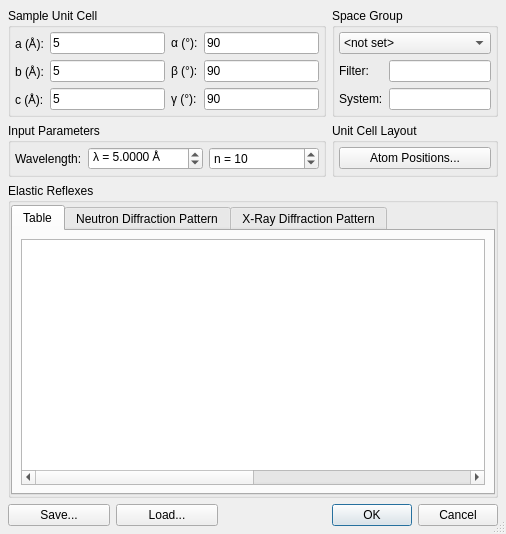
First picture: the form in ui/powder.ui, repository tweber-ill/frm_mirror-takin1, before the edit.
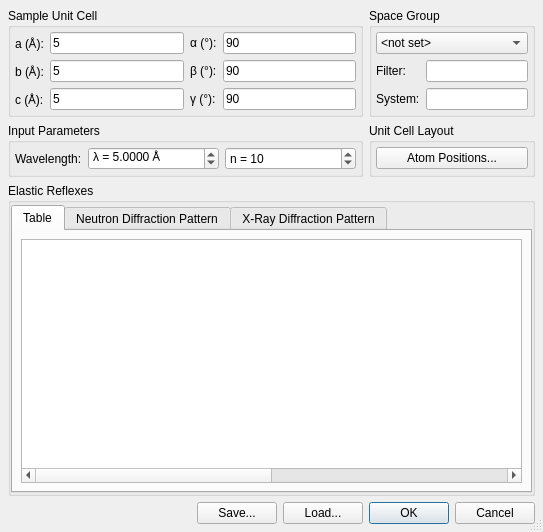
Second picture: the form after the edit. Custom widgets are drawn as their Qt base class.

Commit message: cosmetic changes to powder dialog

What changed in the file:
```diff
--- a/ui/powder.ui
+++ b/ui/powder.ui
@@ -6,8 +6,8 @@
    <rect>
     <x>0</x>
     <y>0</y>
-    <width>506</width>
-    <height>534</height>
+    <width>543</width>
+    <height>532</height>
    </rect>
   </property>
   <property name="windowTitle">
@@ -20,7 +20,7 @@
    <property name="margin">
     <number>8</number>
    </property>
-   <item row="0" column="0" colspan="3">
+   <item row="0" column="1" colspan="3">
     <widget class="QGroupBox" name="groupBox">
      <property name="sizePolicy">
       <sizepolicy hsizetype="Preferred" vsizetype="Preferred">
@@ -122,7 +122,7 @@
      </layout>
     </widget>
    </item>
-   <item row="0" column="3">
+   <item row="0" column="4">
     <widget class="QGroupBox" name="groupBox_2">
      <property name="sizePolicy">
       <sizepolicy hsizetype="Preferred" vsizetype="Preferred">
@@ -198,7 +198,7 @@
      </layout>
     </widget>
    </item>
-   <item row="3" column="3">
+   <item row="3" column="4">
     <widget class="QDialogButtonBox" name="buttonBox">
      <property name="orientation">
       <enum>Qt::Horizontal</enum>
@@ -208,7 +208,7 @@
      </property>
     </widget>
    </item>
-   <item row="2" column="0" colspan="4">
+   <item row="2" column="1" colspan="4">
     <widget class="QGroupBox" name="groupBox_3">
      <property name="sizePolicy">
       <sizepolicy hsizetype="Preferred" vsizetype="Preferred">
@@ -345,34 +345,7 @@
      </layout>
     </widget>
    </item>
-   <item row="3" column="0">
-    <widget class="QPushButton" name="btnSave">
-     <property name="text">
-      <string>Save...</string>
-     </property>
-    </widget>
-   </item>
-   <item row="3" column="1">
-    <widget class="QPushButton" name="btnLoad">
-     <property name="text">
-      <string>Load...</string>
-     </property>
-    </widget>
-   </item>
-   <item row="3" column="2">
-    <spacer name="horizontalSpacer_2">
-     <property name="orientation">
-      <enum>Qt::Horizontal</enum>
-     </property>
-     <property name="sizeHint" stdset="0">
-      <size>
-       <width>40</width>
-       <height>20</height>
-      </size>
-     </property>
-    </spacer>
-   </item>
-   <item row="1" column="0" colspan="3">
+   <item row="1" column="1" colspan="3">
     <widget class="QGroupBox" name="groupBox_4">
      <property name="sizePolicy">
       <sizepolicy hsizetype="Preferred" vsizetype="Preferred">
@@ -444,7 +417,7 @@
      </layout>
     </widget>
    </item>
-   <item row="1" column="3">
+   <item row="1" column="4">
     <widget class="QGroupBox" name="groupBox_5">
      <property name="sizePolicy">
       <sizepolicy hsizetype="Preferred" vsizetype="Preferred">
@@ -469,6 +442,39 @@
      </layout>
     </widget>
    </item>
+   <item row="3" column="3">
+    <widget class="QPushButton" name="btnLoad">
+     <property name="sizePolicy">
+      <sizepolicy hsizetype="Fixed" vsizetype="Preferred">
+       <horstretch>0</horstretch>
+       <verstretch>0</verstretch>
+      </sizepolicy>
+     </property>
+     <property name="text">
+      <string>Load...</string>
+     </property>
+    </widget>
+   </item>
+   <item row="3" column="2">
+    <widget class="QPushButton" name="btnSave">
+     <property name="sizePolicy">
+      <sizepolicy hsizetype="Fixed" vsizetype="Preferred">
+       <horstretch>0</horstretch>
+       <verstretch>0</verstretch>
+      </sizepolicy>
+     </property>
+     <property name="text">
+      <string>Save...</string>
+     </property>
+    </widget>
+   </item>
+   <item row="3" column="1">
+    <widget class="QLabel" name="labelStatus">
+     <property name="text">
+      <string/>
+     </property>
+    </widget>
+   </item>
   </layout>
  </widget>
  <customwidgets>
```
Left out of the diff: 2 changed lines with no effect on the pictures. The commit also changes 3 other files.
